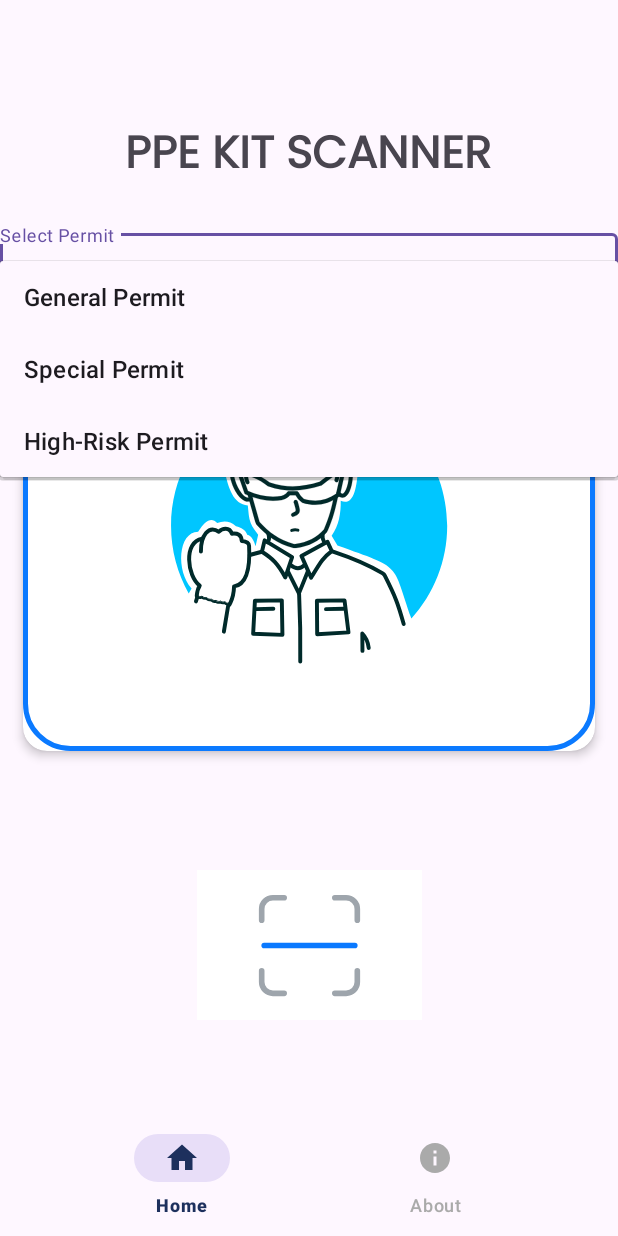
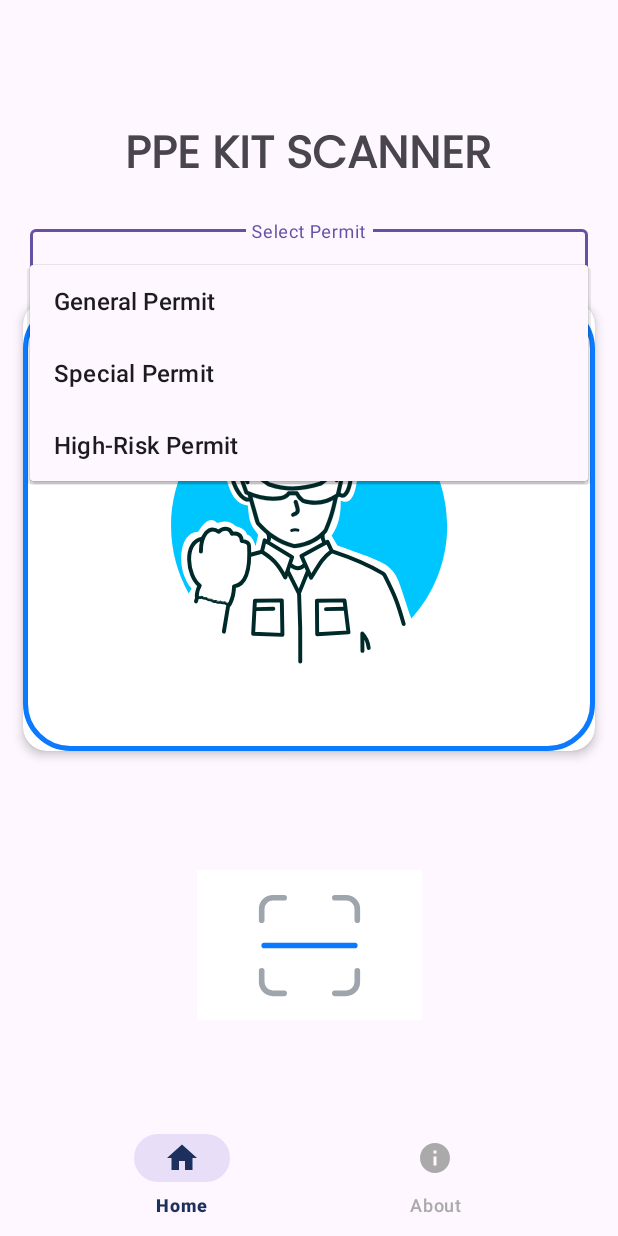
Before and after one commit to umesh-coder/IdeathonPOC, an Android app: the HomeFragment screen opened directly, with no data from a screen before it, on a phone screen of 412 x 824 dp. Run offline under Robolectric (Android 15) with nearby library versions, the phone set to English and light mode, and no system bars.

Commit message:
fixed home ui

```diff
--- a/app/src/main/res/layout/fragment_home.xml
+++ b/app/src/main/res/layout/fragment_home.xml
@@ -51,8 +51,9 @@
         android:id="@+id/permitDropdownLayout"
         android:layout_width="match_parent"
         android:layout_height="wrap_content"
+        android:layout_margin="20dp"
+
         android:hint="Select Permit"
-
         app:layout_constraintBottom_toTopOf="@+id/image_view_card"
         app:layout_constraintEnd_toEndOf="parent"
         app:layout_constraintHorizontal_bias="0.5"
@@ -62,7 +63,9 @@
         <AutoCompleteTextView
             android:id="@+id/permitDropdown"
             android:layout_width="match_parent"
-            android:layout_height="wrap_content" />
+            android:layout_height="30dp"
+            android:gravity="center" />
+
     </com.google.android.material.textfield.TextInputLayout>
 
     <com.airbnb.lottie.LottieAnimationView
```
